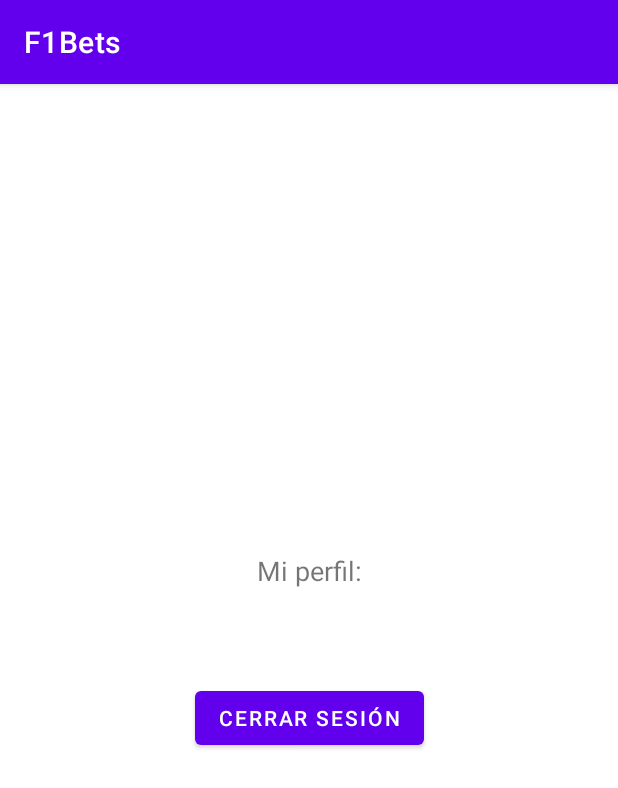
After one commit to FranSiciliaPerez/F1Bets, an Android app: the fragment UserFragment shown on its own in the app's theme, on a phone screen of 412 x 824 dp. The commit adds this screen. Shown: the top 788 px of the screen. Run offline under Robolectric (Android 15) with nearby library versions, the phone set to English and light mode, and no system bars.

Commit message:
Creo los fragmentos necesarios restantes(en principio) para el menú y los incluyo en la navegación.

```diff
--- a/app/src/main/java/com/example/f1bets/MainActivity.kt
+++ b/app/src/main/java/com/example/f1bets/MainActivity.kt
@@ -40,7 +40,7 @@ class MainActivity : AppCompatActivity() {
         // menu should be considered as top level destinations.
         appBarConfiguration = AppBarConfiguration(
             setOf(
-                R.id.nav_Home, R.id.nav_Circuits, R.id.nav_Drivers
+                R.id.nav_Home, R.id.nav_Circuits, R.id.nav_Drivers, R.id.nav_Bets, R.id.nav_User
             ), drawerLayout
         )
         setupActionBarWithNavController(navController, appBarConfiguration)
--- a/app/src/main/java/com/example/f1bets/SplashStartActivity.kt
+++ b/app/src/main/java/com/example/f1bets/SplashStartActivity.kt
@@ -10,7 +10,7 @@ class SplashStartActivity : AppCompatActivity() {
         super.onCreate(savedInstanceState)
          FirebaseApp.initializeApp(this);
          startActivity(Intent(this, StartActivity::class.java))
-        finish()//para evitar que pulsando el boton de atrás buelva a verse el splash
+        finish()// Evita que pulsando el botón de atrás aparezca otra vez el splash
     }
 
 
--- /dev/null
+++ b/app/src/main/java/com/example/f1bets/ui/profile/UserFragment.kt
@@ -0,0 +1,24 @@
+package com.example.f1bets.ui.profile
+
+import android.os.Bundle
+import android.view.LayoutInflater
+import android.view.View
+import android.view.ViewGroup
+import androidx.fragment.app.Fragment
+import com.example.f1bets.databinding.FragmentUserBinding
+
+class UserFragment : Fragment() {
+    private lateinit var binding: FragmentUserBinding
+
+    override fun onCreate(savedInstanceState: Bundle?) {
+        super.onCreate(savedInstanceState)
+    }
+
+    override fun onCreateView(
+        inflater: LayoutInflater, container: ViewGroup?,
+        savedInstanceState: Bundle?
+    ): View? {
+        binding = FragmentUserBinding.inflate(inflater, container, false)
+        return binding.root
+    }
+}
--- a/app/src/main/res/layout/fragment_circuit.xml
+++ b/app/src/main/res/layout/fragment_circuit.xml
@@ -7,7 +7,7 @@
     tools:context=".ui.circuit.CircuitFragment">
 
     <TextView
-        android:id="@+id/text_slideshow"
+        android:id="@+id/txtCircuito"
         android:layout_width="match_parent"
         android:layout_height="wrap_content"
         android:layout_marginStart="8dp"
--- /dev/null
+++ b/app/src/main/res/layout/fragment_user.xml
@@ -0,0 +1,33 @@
+<?xml version="1.0" encoding="utf-8"?>
+<androidx.constraintlayout.widget.ConstraintLayout xmlns:android="http://schemas.android.com/apk/res/android"
+    xmlns:app="http://schemas.android.com/apk/res-auto"
+    xmlns:tools="http://schemas.android.com/tools"
+    android:layout_width="match_parent"
+    android:layout_height="match_parent"
+    tools:context=".ui.profile.UserFragment">
+
+    <TextView
+        android:id="@+id/currentUser"
+        android:layout_width="wrap_content"
+        android:layout_height="wrap_content"
+        android:layout_centerInParent="true"
+        android:layout_marginTop="312dp"
+        android:text="Mi perfil:"
+        android:textSize="18sp"
+        app:layout_constraintEnd_toEndOf="parent"
+        app:layout_constraintStart_toStartOf="parent"
+        app:layout_constraintTop_toTopOf="parent" />
+
+    <Button
+        android:id="@+id/btnLogOut"
+        android:layout_width="wrap_content"
+        android:layout_height="wrap_content"
+        android:layout_below="@id/currentUser"
+        android:layout_centerHorizontal="true"
+        android:layout_marginBottom="260dp"
+        android:text="Cerrar Sesión"
+        app:layout_constraintBottom_toBottomOf="parent"
+        app:layout_constraintEnd_toEndOf="parent"
+        app:layout_constraintStart_toStartOf="parent"
+        app:layout_constraintTop_toBottomOf="@+id/currentUser" />
+</androidx.constraintlayout.widget.ConstraintLayout>
```
Also changed, not shown: app/src/main/java/com/example/f1bets/ui/bet/BetFragment.kt (added, +24 -0 lines), app/src/main/res/layout/fragment_bet.xml (added, +23 -0 lines), app/src/main/res/menu/activity_main_drawer.xml (+13 -0 lines), app/src/main/res/navigation/mobile_navigation.xml (+11 -1 lines), 109 other files.
